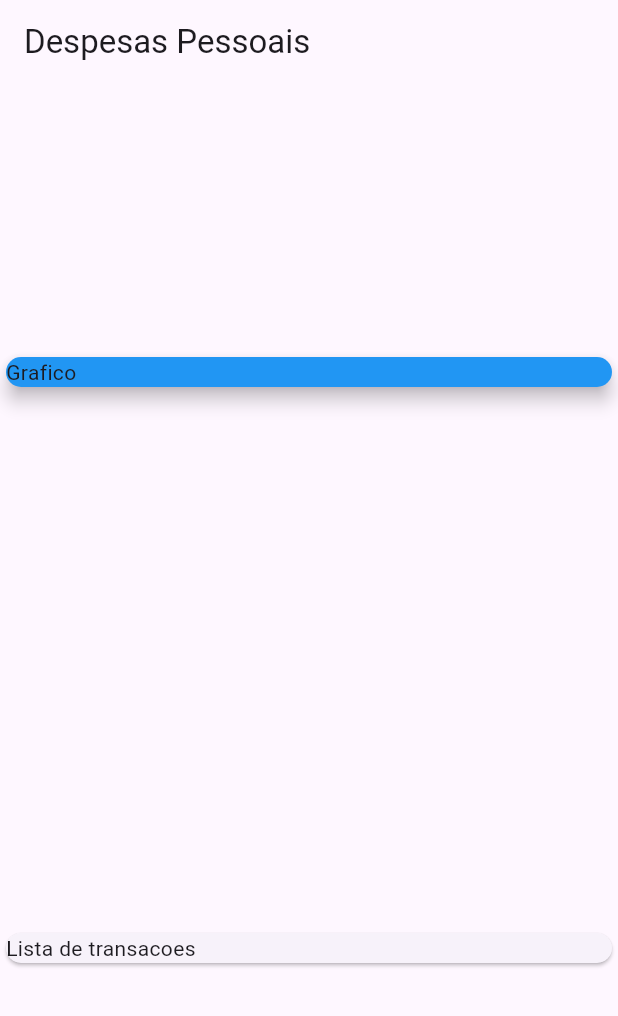
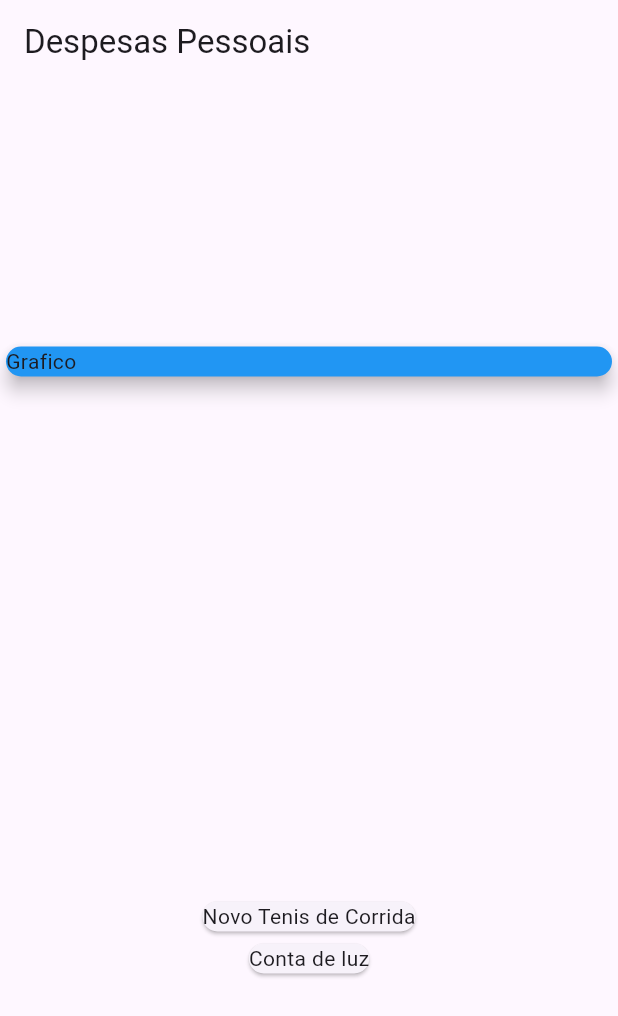
Before and after one commit to Vinicius-Rodriguess/expenses_flutter, a Flutter app: the screen it shows after launch, on a phone screen of 412 x 824 dp. Shown: the top 1016 px of the screen. Run offline on Flutter 3.47's test engine with Material 3 defaults, Android fonts, the phone set to English and light mode, and no system bars.

```diff
--- a/lib/main.dart
+++ b/lib/main.dart
@@ -42,7 +42,11 @@ class MyHomePage extends StatelessWidget {
               child: Text('Grafico'),
             ),
           ),
-          Card(child: Text('Lista de transacoes')),
+          Column(
+            children: _transactions.map((tr) {
+              return Card(child: Text(tr.title));
+            }).toList(),
+          ),
         ],
       ),
     );
```
